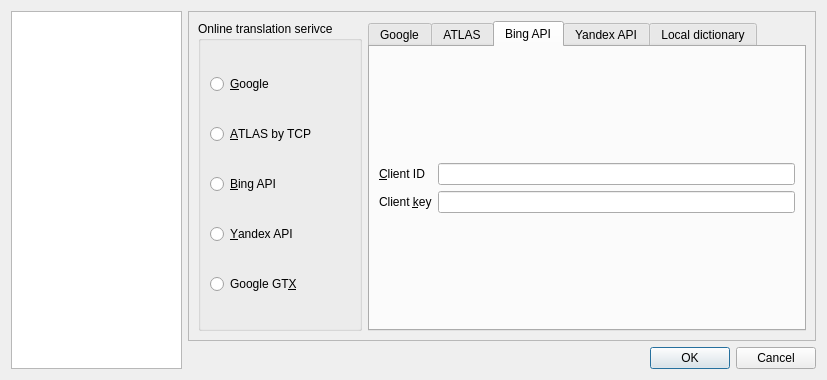
The window that settingsdlg.ui (kernel1024/jpreader) describes before a commit, drawn with Qt 5.
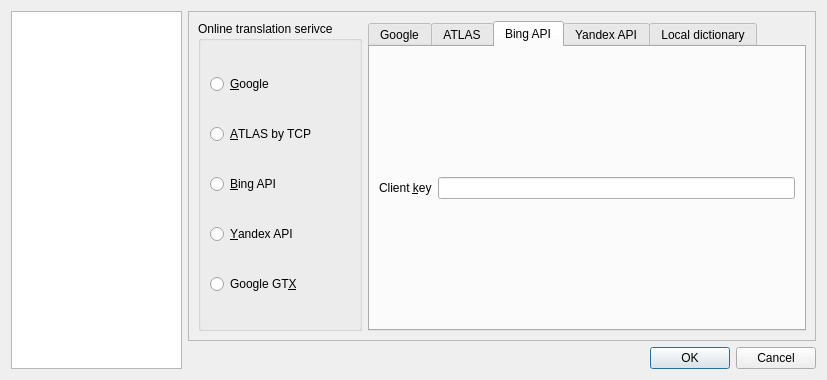
The same window after the commit. The open tabs and pages were chosen to show the change.

Commit message: Updated Bing backend for new Azure Translation API, introduced in 2017.

What changed in the file:
```diff
--- a/settingsdlg.ui
+++ b/settingsdlg.ui
@@ -776,19 +776,6 @@
              <item>
               <layout class="QFormLayout" name="formLayout_7">
                <item row="0" column="0">
-                <widget class="QLabel" name="label_25">
-                 <property name="text">
-                  <string>&amp;Client ID</string>
-                 </property>
-                 <property name="buddy">
-                  <cstring>editBingID</cstring>
-                 </property>
-                </widget>
-               </item>
-               <item row="0" column="1">
-                <widget class="QLineEdit" name="editBingID"/>
-               </item>
-               <item row="1" column="0">
                 <widget class="QLabel" name="label_26">
                  <property name="text">
                   <string>Client &amp;key</string>
@@ -798,7 +785,7 @@
                  </property>
                 </widget>
                </item>
-               <item row="1" column="1">
+               <item row="0" column="1">
                 <widget class="QLineEdit" name="editBingKey"/>
                </item>
               </layout>
```
Left out of the diff: 1 changed line with no effect on the pictures. The commit also changes 8 other files.
